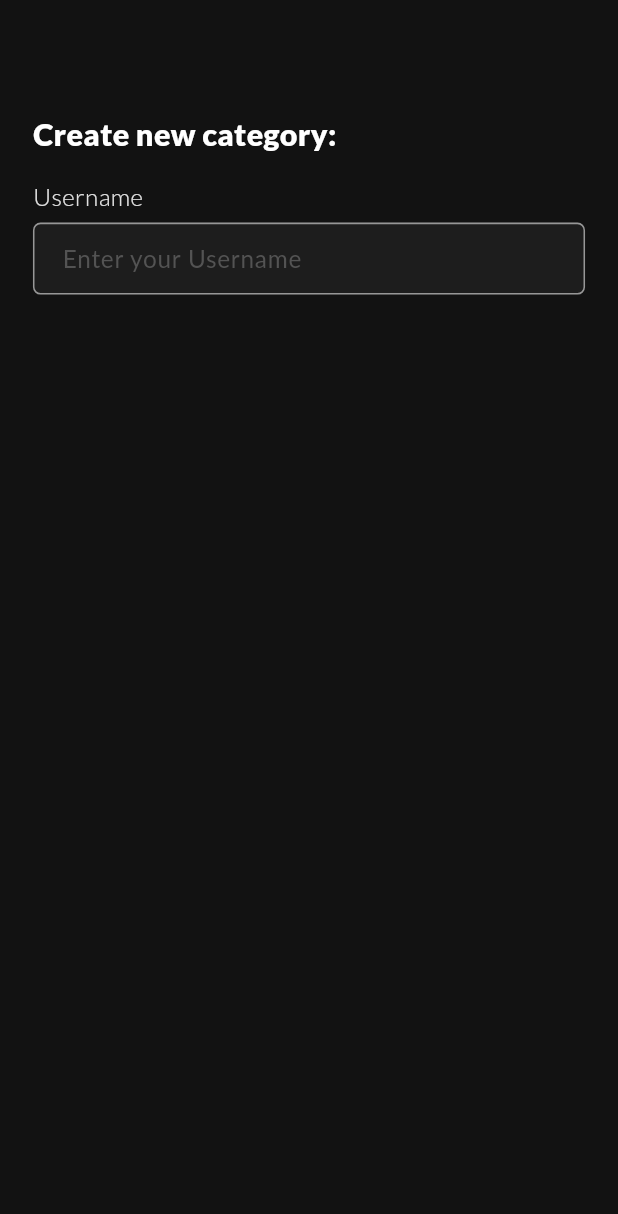
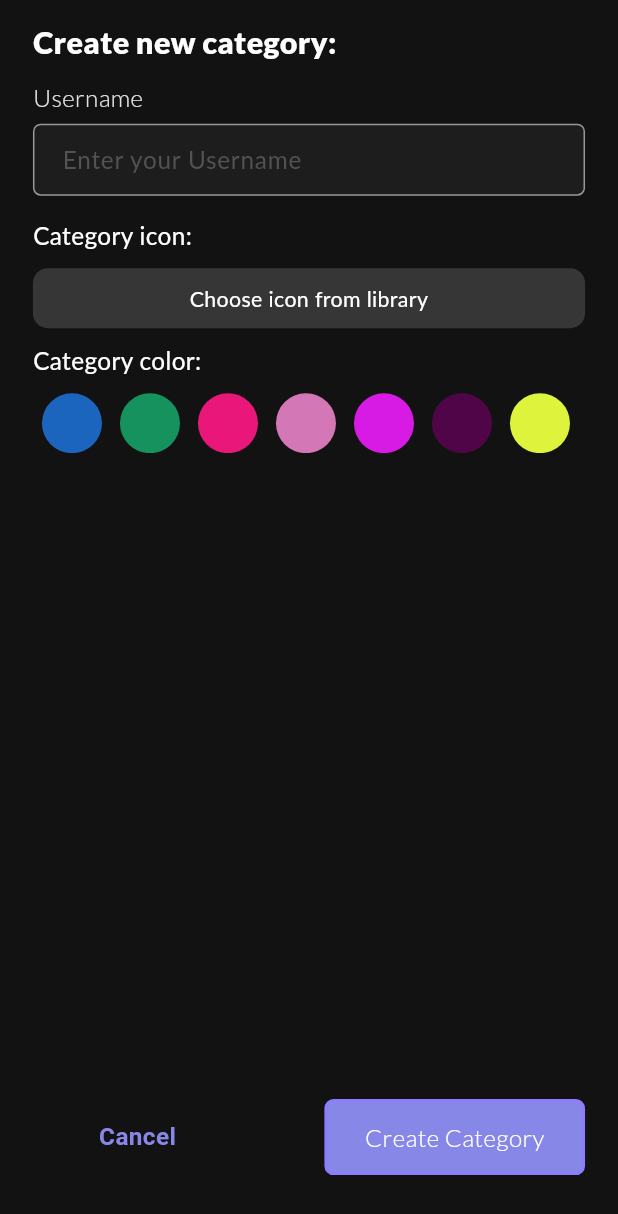
Before and after one commit to Manlikeog/UpTodo, a Flutter app: the NewCategory screen opened directly, on a phone screen of 412 x 824 dp. Shown: the top 1214 px of the screen. Run offline on Flutter 3.47's test engine with Material 2 defaults, Android fonts, the phone set to English and light mode, and no system bars; our stand-ins replace flutter_hooks, shared_preferences; accounts and stored records are empty; Roboto replaces fonts that are missing (Lato).

Commit message:
edit task

```diff
--- a/uptodo/lib/screens/home/add_task/add_task.dart
+++ b/uptodo/lib/screens/home/add_task/add_task.dart
@@ -90,7 +90,7 @@ class _AddTaskButtonState extends State<AddTaskButton> {
                             child: Icon(
                               Icons.timer_outlined,
                               size: getScreenHeight(30),
-                              color: LIGHTERTEXTCOLOR,
+                              color: LIGHTCOLOR,
                             ),
                           ),
                           xMargin(15),
@@ -250,7 +250,7 @@ Dialog categoryPriority(StateSetter setstate) {
                   color: Color(determineColorType(dataToUse.text)),
                   onTap: () {
                     if (dataToUse.text == 'Create New') {
-                      RouteNavigators.route(context, NewCategory());
+                      RouteNavigators.route(context, const NewCategory());
                     } else {
                       RouteNavigators.pop(context);
                     }
--- a/uptodo/lib/screens/home/add_task/new_category.dart
+++ b/uptodo/lib/screens/home/add_task/new_category.dart
@@ -1,7 +1,11 @@
+import 'dart:math';
+
 import 'package:flutter/material.dart';
 import 'package:flutter_hooks/flutter_hooks.dart';
+import 'package:uptodo/utils/colours.dart';
 import 'package:uptodo/utils/constants.dart';
 import 'package:uptodo/utils/dimensions.dart';
+import 'package:uptodo/utils/widgets/main.button.dart';
 import 'package:uptodo/utils/widgets/text.field.dart';
 
 class NewCategory extends StatefulHookWidget {
@@ -12,9 +16,22 @@ class NewCategory extends StatefulHookWidget {
 }
 
 class _NewCategoryState extends State<NewCategory> {
+  final random = Random();
+  Color getRandomColor() {
+    return Color.fromARGB(
+      255,
+      random.nextInt(256), // Red (0-255)
+      random.nextInt(256), // Green (0-255)
+      random.nextInt(256), // Blue (0-255)
+    );
+  }
+
   @override
   Widget build(BuildContext context) {
     var nameController = useTextEditingController();
+    List<Color> randomColors = List.generate(15, (index) {
+      return getRandomColor();
+    });
     return Scaffold(
       body: Padding(
         padding: EdgeInsets.symmetric(horizontal: getScreenWidth(20)),
@@ -22,18 +39,91 @@ class _NewCategoryState extends State<NewCategory> {
           mainAxisAlignment: MainAxisAlignment.start,
           crossAxisAlignment: CrossAxisAlignment.start,
           children: [
-            yMargin(74),
+            Expanded(
+              child: ListView(
+                children: [
+                  yMargin(14),
                   Text(
                     'Create new category:',
                     style: kTextStyleBold(fontSize: 20),
                   ),
-            yMargin(15),
+                  yMargin(10),
                   UpTodoTextField(
                     visible: true,
                     header: "Username",
                     controller: nameController,
                     hintText: "Enter your Username",
                   ),
+                  yMargin(15),
+                  Text(
+                    'Category icon:',
+                    style: kTextStyleCustom(fontSize: 16),
+                  ),
+                  yMargin(10),
+                  Container(
+                    width: getScreenWidth(190),
+                    decoration: BoxDecoration(
+                        borderRadius: BorderRadius.circular(10),
+                        color: BOTTOMNAVCOLOR),
+                    child: Padding(
+                      padding: const EdgeInsets.all(10.0),
+                      child: Text(
+                        'Choose icon from library',
+                        style: kTextStyleCustom(fontSize: 14),
+                        textAlign: TextAlign.center,
+                      ),
+                    ),
+                  ),
+                  yMargin(10),
+                  Text(
+                    'Category color:',
+                    style: kTextStyleCustom(fontSize: 16),
+                  ),
+                  yMargin(10),
+                  SizedBox(
+                    height: 40,
+                    child: ListView.builder(
+                      scrollDirection: Axis.horizontal,
+                      itemCount: 15,
+                      itemBuilder: (context, index) {
+                        return Padding(
+                          padding: const EdgeInsets.symmetric(horizontal: 6),
+                          child: Container(
+                            decoration: BoxDecoration(
+                              borderRadius: BorderRadius.circular(50),
+                              color: randomColors[index],
+                            ),
+                            width: 40,
+                          ),
+                        );
+                      },
+                    ),
+                  ),
+                ],
+              ),
+            ),
+            Row(
+              mainAxisAlignment: MainAxisAlignment.center,
+              children: [
+                xMargin(40),
+                Text(
+                  'Cancel',
+                  style: kTextStyleSemiBold(color: PRYCOLOR),
+                ),
+                xMargin(90),
+                Expanded(
+                  child: UpToDoMainButton(
+                      text: "Create Category",
+                      onTap: () {},
+                      cornerRadius: 6,
+                      height: 50,
+                      onboarding: true,
+                      backgroundColor: FADEDBUTTONCOLOR,
+                      textColor: TEXTCOLOR),
+                ),
+              ],
+            ),
+            yMargin(40)
           ],
         ),
       ),
```
Also changed, not shown: uptodo/lib/screens/home/add_task/edit_task.dart (added, +106 -0 lines), uptodo/lib/screens/home/home/home_screen.dart (+10 -4 lines), uptodo/lib/screens/home/home/resources/task_model.dart (+12 -6 lines), uptodo/assets/images/edit.png (added), uptodo/assets/images/remove.png (added), uptodo/assets/images/repeat.png (added), uptodo/lib/utils/colours.dart (line endings or trailing spaces), 1 other file. Lines whose indentation alone changed are shown as unchanged.
